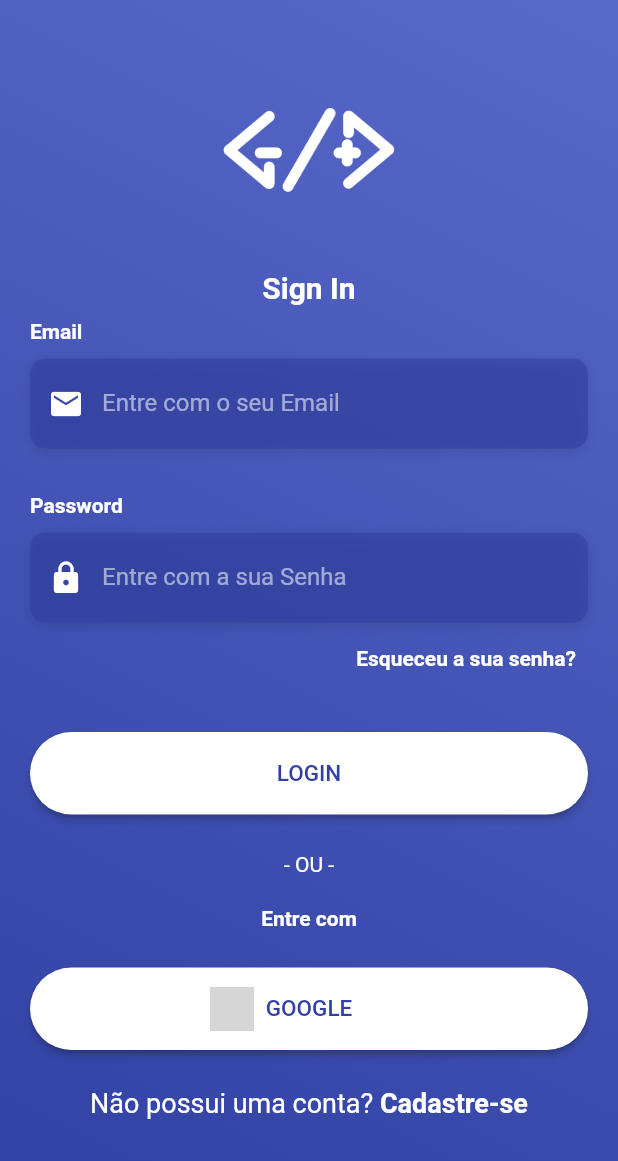
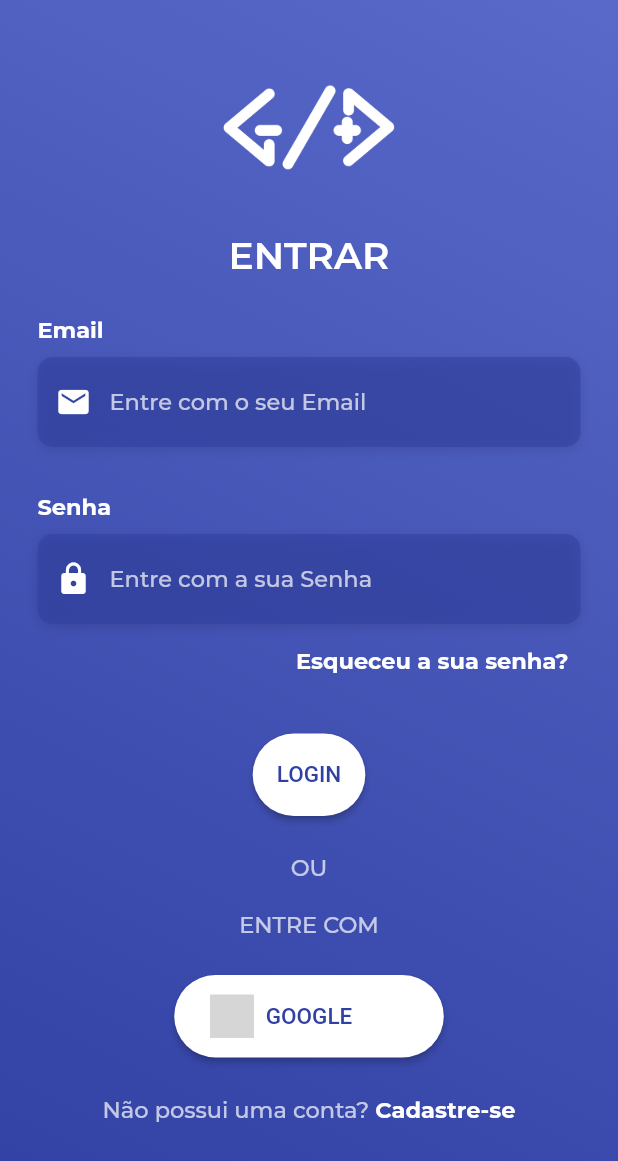
Before and after one commit to joaolucasportella/rac, a Flutter app: the screen it shows after launch, on a phone screen of 412 x 824 dp. Shown: the top 1161 px of the screen. Run offline on Flutter 3.47's test engine with Material 2 defaults, Android fonts, the phone set to English and light mode, and no system bars; drawn by our look-alikes of social_login_buttons; our stand-ins replace animated_splash_screen, firebase_auth, firebase_core, flutter_blue, google_fonts, google_sign_in and 2 more; accounts and stored records are empty; Roboto replaces fonts that are missing (OpenSans); grey boxes are pictures that could not be loaded.

Commit message:
authentication and front-end improvements

```diff
--- a/lib/main.dart
+++ b/lib/main.dart
@@ -1,10 +1,8 @@
+import 'package:flutter/material.dart';
 import 'package:firebase_auth/firebase_auth.dart';
 import 'package:firebase_core/firebase_core.dart';
-import 'package:flutter/material.dart';
-import 'package:provider/provider.dart';
 import 'package:rac/screens/signin_screen.dart';
 import 'package:rac/screens/splash_screen.dart';
-import 'package:rac/services/google_authentication.dart';
 
 void main() async {
   WidgetsFlutterBinding.ensureInitialized();
@@ -16,23 +14,24 @@ class App extends StatelessWidget {
   const App({Key? key}) : super(key: key);
 
   @override
-  Widget build(BuildContext context) => ChangeNotifierProvider(
-        create: (context) => GoogleSignInProvider(),
-        child: MaterialApp(
-          debugShowCheckedModeBanner: false,
-          theme: ThemeData.dark().copyWith(
-              colorScheme: ColorScheme.fromSwatch()
-                  .copyWith(secondary: Colors.indigoAccent)),
-          home: const MainPage(),
-        ),
-      );
+  Widget build(BuildContext context) {
+    return MaterialApp(
+        debugShowCheckedModeBanner: false,
+        theme: ThemeData.dark().copyWith(
+            colorScheme: ColorScheme.fromSwatch()
+                .copyWith(secondary: Colors.indigoAccent)),
+        home: const MainPage());
+  }
 }
 
 class MainPage extends StatelessWidget {
   const MainPage({Key? key}) : super(key: key);
 
   @override
-  Widget build(BuildContext context) => Scaffold(
+  Widget build(BuildContext context) {
+    return WillPopScope(
+      onWillPop: () async => false,
+      child: Scaffold(
         body: StreamBuilder<User?>(
           stream: FirebaseAuth.instance.authStateChanges(),
           builder: (context, snapshot) {
@@ -47,5 +46,7 @@ class MainPage extends StatelessWidget {
             }
           },
         ),
-      );
+      ),
+    );
+  }
 }
--- a/lib/screens/signin_screen.dart
+++ b/lib/screens/signin_screen.dart
@@ -1,12 +1,10 @@
 import 'package:flutter/material.dart';
 import 'package:flutter/services.dart';
-import 'package:provider/provider.dart';
 import 'package:rac/screens/forgot_password_screen.dart';
 import 'package:rac/screens/signup_screen.dart';
-import 'package:rac/services/google_authentication.dart';
+import 'package:rac/services/authentication.dart';
 import 'package:rac/utilities/constants.dart';
 import 'package:social_login_buttons/social_login_buttons.dart';
-import 'package:rac/services/normal_authentication.dart';
 
 class LoginScreen extends StatefulWidget {
   const LoginScreen({Key? key}) : super(key: key);
@@ -19,36 +17,33 @@ class _LoginScreenState extends State<LoginScreen> {
   final _emailController = TextEditingController();
   final _passwordController = TextEditingController();
 
-  Widget _buildEmailTF() {
+  Widget _buildEmailTextField() {
     return Column(
       crossAxisAlignment: CrossAxisAlignment.start,
       children: <Widget>[
-        const Text(
+        Text(
           'Email',
-          style: kLabelStyle,
+          style: labelStyle,
         ),
         const SizedBox(height: 10.0),
         Container(
           margin: const EdgeInsets.only(bottom: 30.0),
           alignment: Alignment.centerLeft,
-          decoration: kBoxDecorationStyle,
-          height: 60.0,
+          decoration: boxDecorationStyle,
+          height: 60,
           child: TextField(
             controller: _emailController,
             keyboardType: TextInputType.emailAddress,
-            style: const TextStyle(
-              color: Colors.white,
-              fontFamily: 'OpenSans',
-            ),
-            decoration: const InputDecoration(
+            style: textStyle,
+            decoration: InputDecoration(
               border: InputBorder.none,
-              contentPadding: EdgeInsets.only(top: 14.0),
-              prefixIcon: Icon(
+              contentPadding: const EdgeInsets.only(top: 14.0),
+              prefixIcon: const Icon(
                 Icons.email,
                 color: Colors.white,
               ),
               hintText: 'Entre com o seu Email',
-              hintStyle: kHintTextStyle,
+              hintStyle: textStyle,
             ),
           ),
         ),
@@ -56,35 +51,32 @@ class _LoginScreenState extends State<LoginScreen> {
     );
   }
 
-  Widget _buildPasswordTF() {
+  Widget _buildPasswordTextField() {
     return Column(
       crossAxisAlignment: CrossAxisAlignment.start,
       children: <Widget>[
-        const Text(
-          'Password',
-          style: kLabelStyle,
+        Text(
+          'Senha',
+          style: labelStyle,
         ),
         const SizedBox(height: 10.0),
         Container(
           alignment: Alignment.centerLeft,
-          decoration: kBoxDecorationStyle,
+          decoration: boxDecorationStyle,
           height: 60.0,
           child: TextField(
             controller: _passwordController,
             obscureText: true,
-            style: const TextStyle(
-              color: Colors.white,
-              fontFamily: 'OpenSans',
-            ),
-            decoration: const InputDecoration(
+            style: textStyle,
+            decoration: InputDecoration(
               border: InputBorder.none,
-              contentPadding: EdgeInsets.only(top: 14.0),
-              prefixIcon: Icon(
+              contentPadding: const EdgeInsets.only(top: 14.0),
+              prefixIcon: const Icon(
                 Icons.lock,
                 color: Colors.white,
               ),
               hintText: 'Entre com a sua Senha',
-              hintStyle: kHintTextStyle,
+              hintStyle: textStyle,
             ),
           ),
         ),
@@ -92,7 +84,7 @@ class _LoginScreenState extends State<LoginScreen> {
     );
   }
 
-  Widget _buildForgotPasswordBtn() {
+  Widget _buildForgotPasswordButton() {
     return Container(
       alignment: Alignment.centerRight,
       child: TextButton(
@@ -103,21 +95,18 @@ class _LoginScreenState extends State<LoginScreen> {
                 builder: (context) => const ForgotPasswordScreen()),
           );
         },
-        child: const Text(
+        child: Text(
           'Esqueceu a sua senha?',
-          style: kLabelStyle,
+          style: labelStyle,
         ),
       ),
     );
   }
 
-  Widget _buildLoginBtn() {
+  Widget _buildLogInButton() {
     return Container(
       padding: const EdgeInsets.symmetric(vertical: 25.0),
-      width: double.infinity,
       child: Column(
-        crossAxisAlignment: CrossAxisAlignment.stretch,
-        mainAxisAlignment: MainAxisAlignment.center,
         children: <Widget>[
           SocialLoginButton(
               borderRadius: 30,
@@ -126,7 +115,7 @@ class _LoginScreenState extends State<LoginScreen> {
               textColor: const Color(0xFF3040a3),
               buttonType: SocialLoginButtonType.generalLogin,
               onPressed: () {
-                Authentication().signIn(_emailController.text.trim(),
+                Authentication().signIn(context, _emailController.text.trim(),
                     _passwordController.text.trim());
               }),
         ],
@@ -136,44 +125,40 @@ class _LoginScreenState extends State<LoginScreen> {
 
   Widget _buildSignInWithText() {
     return Column(
-      children: const <Widget>[
+      children: <Widget>[
         Text(
-          '- OU -',
-          style: TextStyle(
-            color: Colors.white,
-            fontWeight: FontWeight.w400,
-          ),
+          'OU',
+          style: textStyle,
         ),
-        SizedBox(height: 20.0),
+        const SizedBox(height: 20.0),
         Text(
-          'Entre com',
-          style: kLabelStyle,
+          'ENTRE COM',
+          style: textStyle,
         ),
       ],
     );
   }
 
-  Widget _buildLoginGoogleBtn() {
+  Widget _buildGoogleLogInButton() {
     return Container(
       padding: const EdgeInsets.symmetric(vertical: 25.0),
-      width: double.infinity,
       child: Column(
-        crossAxisAlignment: CrossAxisAlignment.stretch,
-        mainAxisAlignment: MainAxisAlignment.center,
         children: <Widget>[
           SocialLoginButton(
             borderRadius: 30,
             text: "GOOGLE",
             textColor: const Color(0xFF3040a3),
             buttonType: SocialLoginButtonType.google,
-            onPressed: () => signInWithGoogle(),
+            onPressed: () {
+              Authentication().googleLogIn(context);
+            },
           ),
         ],
       ),
     );
   }
 
-  Widget _buildSignupBtn() {
+  Widget _buildSignUpButton() {
     return GestureDetector(
       onTap: () {
         Navigator.push(
@@ -182,24 +167,10 @@ class _LoginScreenState extends State<LoginScreen> {
         );
       },
       child: RichText(
-        text: const TextSpan(
+        text: TextSpan(
           children: [
-            TextSpan(
-              text: 'Não possui uma conta? ',
-              style: TextStyle(
-                color: Colors.white,
-                fontSize: 18.0,
-                fontWeight: FontWeight.w400,
-              ),
-            ),
-            TextSpan(
-              text: 'Cadastre-se',
-              style: TextStyle(
-                color: Colors.white,
-                fontSize: 18.0,
-                fontWeight: FontWeight.bold,
-              ),
-            ),
+            TextSpan(text: 'Não possui uma conta? ', style: textStyle),
+            TextSpan(text: 'Cadastre-se', style: labelStyle),
           ],
         ),
       ),
@@ -229,43 +200,26 @@ class _LoginScreenState extends State<LoginScreen> {
                 ),
               ),
               SizedBox(
-                height: double.infinity,
                 child: SingleChildScrollView(
-                  padding: const EdgeInsets.fromLTRB(
-                    20,
-                    40,
-                    20,
-                    10,
-                  ),
+                  padding: const EdgeInsets.all(25),
                   child: Column(
                     mainAxisAlignment: MainAxisAlignment.center,
                     children: <Widget>[
                       const Image(
-                        image: AssetImage(
-                          'assets/logos/logo.png',
-                        ),
+                        image: AssetImage('assets/logos/logo.png'),
                         width: 120,
                         height: 120,
                       ),
-                      const Padding(
-                          padding: EdgeInsets.symmetric(vertical: 10.0)),
-                      const Text(
-                        'Sign In',
-                        style: TextStyle(
-                          color: Color(0xffffffff),
-                          fontFamily: 'OpenSans',
-                          fontSize: 20.0,
-                          fontWeight: FontWeight.bold,
-                        ),
-                      ),
                       const SizedBox(height: 10.0),
-                      _buildEmailTF(),
-                      _buildPasswordTF(),
-                      _buildForgotPasswordBtn(),
-                      _buildLoginBtn(),
+                      Text('ENTRAR', style: labelStyleTitle),
+                      const SizedBox(height: 25.0),
+                      _buildEmailTextField(),
+                      _buildPasswordTextField(),
+                      _buildForgotPasswordButton(),
+                      _buildLogInButton(),
                       _buildSignInWithText(),
-                      _buildLoginGoogleBtn(),
-                      _buildSignupBtn(),
+                      _buildGoogleLogInButton(),
+                      _buildSignUpButton(),
                     ],
                   ),
                 ),
@@ -276,9 +230,4 @@ class _LoginScreenState extends State<LoginScreen> {
       ),
     );
   }
-
-  Future signInWithGoogle() async {
-    final provider = Provider.of<GoogleSignInProvider>(context, listen: false);
-    provider.googleLogIn();
-  }
 }
--- a/lib/services/google_authentication.dart
+++ /dev/null
@@ -1,32 +0,0 @@
-import 'package:flutter/material.dart';
-import 'package:firebase_auth/firebase_auth.dart';
-import 'package:google_sign_in/google_sign_in.dart';
-
-class GoogleSignInProvider extends ChangeNotifier {
-  final googleSignIn = GoogleSignIn();
-  GoogleSignInAccount? _user;
-  GoogleSignInAccount get user => _user!;
-
-  Future googleLogIn() async {
-    try {
-      final googleUser = await googleSignIn.signIn();
-      if (googleUser == null) return;
-      _user = googleUser;
-
-      final googleAuth = await googleUser.authentication;
-      final credential = GoogleAuthProvider.credential(
-          accessToken: googleAuth.accessToken, idToken: googleAuth.idToken);
-
-      await FirebaseAuth.instance.signInWithCredential(credential);
-
-      notifyListeners();
-    } catch (e) {
-      debugPrint(e.toString());
-    }
-  }
-
-  Future googleLogOut() async {
-    await googleSignIn.disconnect();
-    FirebaseAuth.instance.signOut();
-  }
-}
--- a/lib/services/normal_authentication.dart
+++ /dev/null
@@ -1,31 +0,0 @@
-import 'package:firebase_auth/firebase_auth.dart';
-
-class Authentication {
-  final FirebaseAuth _auth = FirebaseAuth.instance;
-  get user => _auth.currentUser;
-
-  Future signUp(String email, String password) async {
-    try {
-      await _auth.createUserWithEmailAndPassword(
-        email: email,
-        password: password,
-      );
-      return null;
-    } on FirebaseAuthException catch (e) {
-      return e.message;
-    }
-  }
-
-  Future signIn(String email, String password) async {
-    try {
-      await _auth.signInWithEmailAndPassword(email: email, password: password);
-      return null;
-    } on FirebaseAuthException catch (e) {
-      return e.message;
-    }
-  }
-
-  Future signOut() async {
-    await _auth.signOut();
-  }
-}
--- a/lib/utilities/constants.dart
+++ b/lib/utilities/constants.dart
@@ -1,32 +1,40 @@
 import 'package:flutter/material.dart';
+import 'package:google_fonts/google_fonts.dart';
 
-const kHintTextStyle = TextStyle(
-  color: Colors.white54,
-  fontFamily: 'OpenSans',
+final textStyle = GoogleFonts.montserrat(
+  fontSize: 15,
+  color: Colors.white70,
+  fontWeight: FontWeight.w500,
 );
 
-const kLabelStyle = TextStyle(
+final labelStyle = GoogleFonts.montserrat(
+  fontSize: 15,
   color: Colors.white,
   fontWeight: FontWeight.bold,
-  fontFamily: 'OpenSans',
 );
 
-const kLabelStyleDark = TextStyle(
+const labelStyleDark = TextStyle(
   color: Color(0xFF3040a3),
   fontWeight: FontWeight.bold,
   fontFamily: 'OpenSans',
 );
 
-const kLabelStyleHeader = TextStyle(
+const labelStyleHeader = TextStyle(
   color: Colors.white,
   fontWeight: FontWeight.bold,
   fontFamily: 'OpenSans',
   fontSize: 16,
 );
 
-final kBoxDecorationStyle = BoxDecoration(
+final labelStyleTitle = GoogleFonts.montserrat(
+  color: Colors.white,
+  fontSize: 25,
+  fontWeight: FontWeight.w600,
+);
+
+final boxDecorationStyle = BoxDecoration(
   color: const Color.fromARGB(139, 48, 63, 163),
-  borderRadius: BorderRadius.circular(10.0),
+  borderRadius: BorderRadius.circular(10),
   boxShadow: const [
     BoxShadow(
       color: Colors.black12,
--- a/pubspec.yaml
+++ b/pubspec.yaml
@@ -30,6 +30,7 @@ dependencies:
   flutter:
     sdk: flutter
 
+  google_fonts: ^3.0.1
   firebase_core: ^1.14.0
   firebase_auth: ^3.3.12
   google_sign_in: ^5.3.0
```
Also changed, not shown: lib/screens/forgot_password_screen.dart (+27 -80 lines), lib/screens/signup_screen.dart (+54 -94 lines), lib/screens/sliders_screen.dart (+12 -12 lines), lib/services/authentication.dart (added, +70 -0 lines), lib/services/reset_password.dart (added, +24 -0 lines), lib/utilities/messages.dart (added, +21 -0 lines), lib/utilities/navigation_drawer.dart (+2 -5 lines), pubspec.lock.
